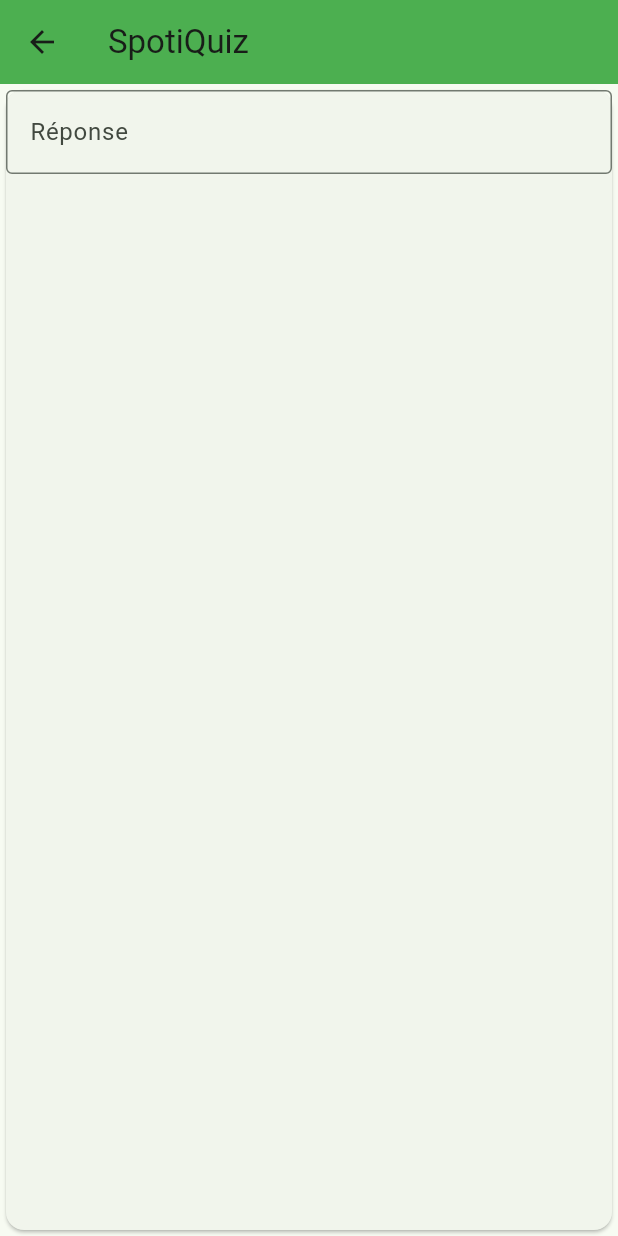
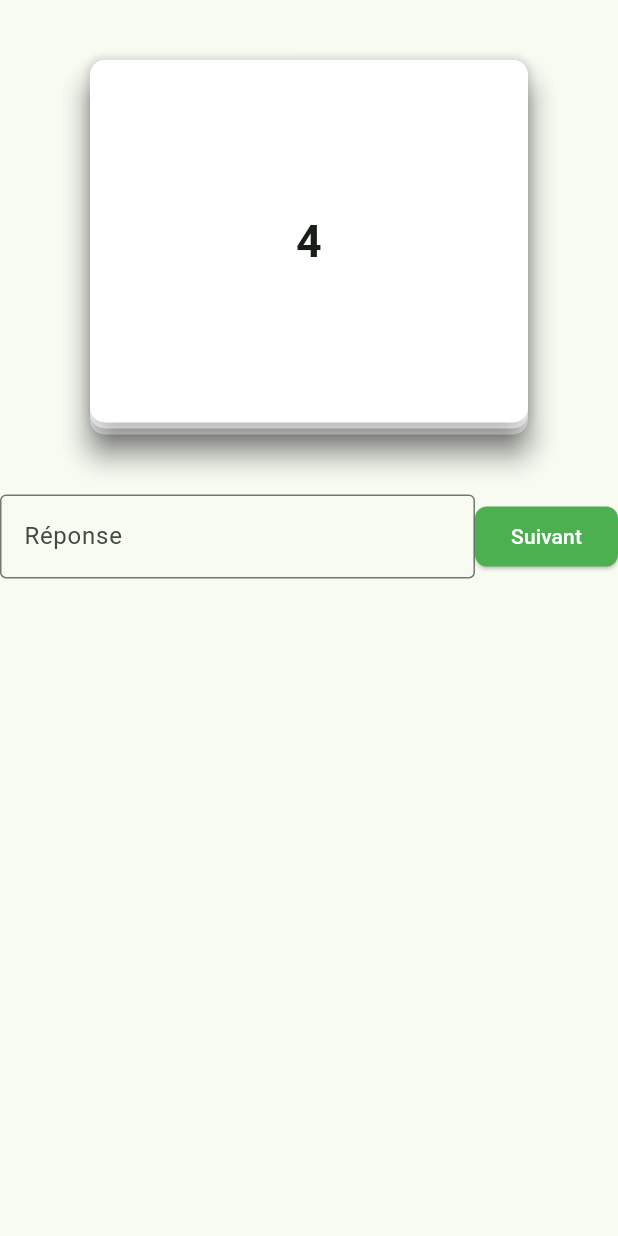
Before and after one commit to TessLry/spotiquiz, a Flutter app: the screen it shows after launch, after a tap on the "play arrow" icon, on a phone screen of 412 x 824 dp. Run offline on Flutter 3.47's test engine with Material 3 defaults, Android fonts, the phone set to English and light mode, and no system bars; our stand-ins replace audioplayers, flutter_bloc, lottie.

Commit message:
Logique du jeu + style

```diff
--- a/lib/ui/screens/game.dart
+++ b/lib/ui/screens/game.dart
@@ -1,6 +1,9 @@
+import 'dart:async';
+
 import 'package:audioplayers/audioplayers.dart';
 import 'package:flutter/material.dart';
 import 'package:flutter_bloc/flutter_bloc.dart';
+import 'package:lottie/lottie.dart';
 import 'package:spotiquiz/bloc/track_cubit.dart';
 import 'package:spotiquiz/models/track.dart';
 
@@ -12,7 +15,9 @@ class Game extends StatefulWidget {
 }
 
 class _GameState extends State<Game> {
-  var _answer = "";
+  String _answer = "";
+  int timeLeft = 5;
+  final TextEditingController _textFieldController = TextEditingController();
 
   AudioPlayer audioPlayer = AudioPlayer();
 
@@ -20,55 +25,137 @@ class _GameState extends State<Game> {
     await audioPlayer.play(UrlSource(previewUrl));
   }
 
-  void handleChange(value) {
+  void _startCountDown() {
+    Timer.periodic(const Duration(seconds: 1), (timer) {
+      setState(() {
+        if (timeLeft > 0) {
+          timeLeft--;
+        } else {
+          timer.cancel();
+          startGame();
+        }
+      });
+    });
+  }
+
+  void handleSubmit(value) {
     if (value == _answer) {
-      print("Correct");
+      audioPlayer
+          .getCurrentPosition()
+          .then((value) => print(value)); //To calculate score
       BlocProvider.of<TrackCubit>(context).removeTrack();
+      if (BlocProvider.of<TrackCubit>(context).state.isEmpty) {
+        Navigator.of(context).pop();
+      }
       audioPlayer.stop();
+      timeLeft = 5;
+      _startCountDown();
+      _textFieldController.clear();
       setState(() {});
-    } else {
-      print("Incorrect");
     }
   }
 
   void startGame() {
-    if (BlocProvider.of<TrackCubit>(context).state.length > 0) {
-      print("CA COMMENCE");
+    if (BlocProvider.of<TrackCubit>(context).state.isNotEmpty) {
       playMusic(BlocProvider.of<TrackCubit>(context).state[0].previewUrl);
       _answer = BlocProvider.of<TrackCubit>(context).state[0].name;
-    } else {
-      print("FINI");
     }
   }
 
   @override
+  void initState() {
+    super.initState();
+
+    WidgetsBinding.instance.addPostFrameCallback((_) {
+      _startCountDown();
+    });
+  }
+
+  @override
   Widget build(BuildContext context) {
-    startGame();
     return Scaffold(
-        appBar: AppBar(
-          title: const Text("SpotiQuiz"),
-          backgroundColor: Colors.green,
-        ),
-        body: Center(
+      resizeToAvoidBottomInset: false,
+      body: SafeArea(
         child: BlocBuilder<TrackCubit, List<Track>>(
           builder: (context, tracks) {
-              return Card(
+            return Column(children: [
+              Expanded(
+                flex: 4,
+                child: Center(
+                    child: Stack(
+                  fit: StackFit.expand,
+                  alignment: Alignment.center,
+                  children: [
+                    ...tracks.map((track) {
+                      int index = tracks.indexOf(track);
+                      return Positioned(
+                        top: 0,
+                        left: 0,
+                        right: 0,
+                        bottom: index * 4.0,
+                        child: Card(
+                            elevation: 8,
+                            color: Colors.white,
+                            shape: RoundedRectangleBorder(
+                                borderRadius: BorderRadius.circular(10)),
+                            margin: const EdgeInsets.only(
+                                top: 40, left: 60, right: 60, bottom: 40),
+                            child: timeLeft <= 0
+                                ? Lottie.asset("assets/music_playing.json")
+                                : Center(
+                                    child: Text(
+                                      timeLeft.toString(),
+                                      style: const TextStyle(
+                                        fontSize: 30,
+                                        fontWeight: FontWeight.bold,
+                                      ),
+                                    ),
+                                  )),
+                      );
+                    }).toList(),
+                  ],
+                )),
+              ),
+              Expanded(
+                flex: 6,
                 child: Column(
                   children: [
-                    TextField(
-                      onChanged: (value) {
-                        handleChange(value);
-                      },
+                    Row(
+                      children: [
+                        Flexible(
+                          child: TextField(
+                            controller: _textFieldController,
                             decoration: const InputDecoration(
                               border: OutlineInputBorder(),
                               labelText: 'Réponse',
                             ),
+                          ),
+                        ),
+                        ElevatedButton(
+                          style: ElevatedButton.styleFrom(
+                            backgroundColor: Colors.green,
+                            //not rounded
+                            shape: RoundedRectangleBorder(
+                              borderRadius: BorderRadius.circular(8.0),
+                            ),
+                          ),
+                          onPressed: () {
+                            handleSubmit(_textFieldController.text);
+                          },
+                          child: const Text(
+                            'Suivant',
+                            style: const TextStyle(color: Colors.white),
+                          ),
+                        ),
+                      ],
                     )
                   ],
                 ),
-              );
+              )
+            ]);
           },
         ),
-        ));
+      ),
+    );
   }
 }
```
Lines whose indentation alone changed are shown as unchanged.
